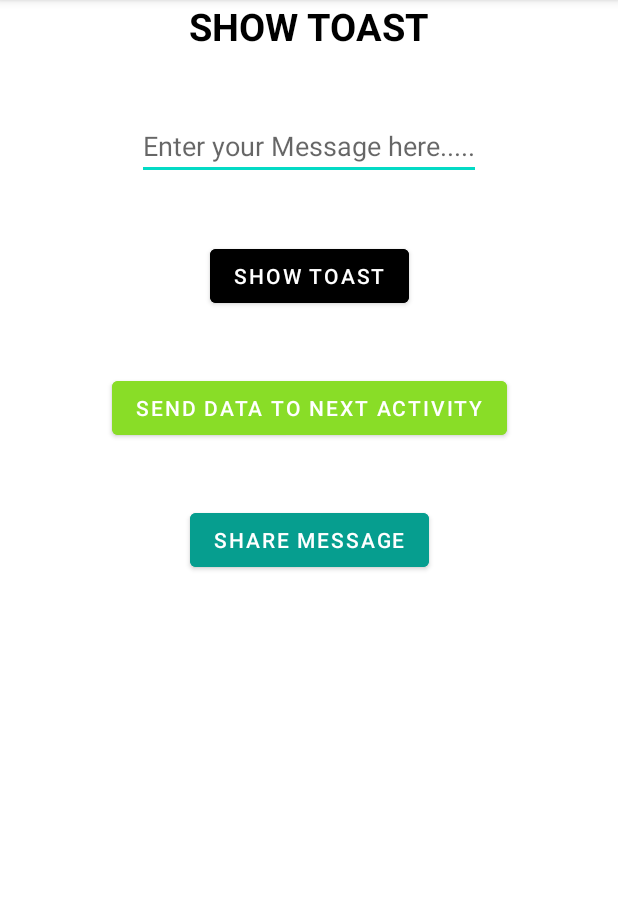
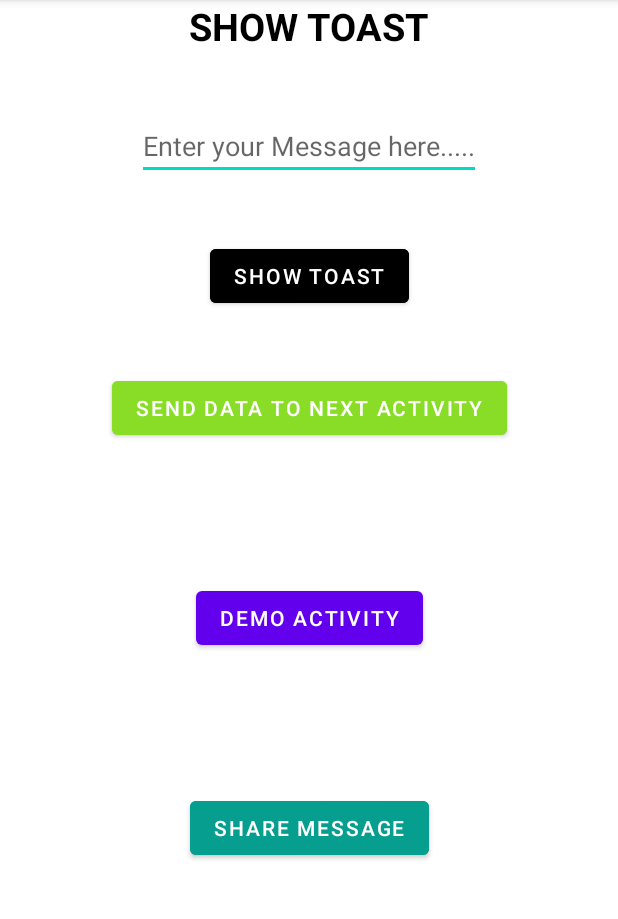
Before and after one commit to hrushikeshpatil61/GitProject, an Android app: the screen it shows after launch (MainActivity), on a phone screen of 412 x 824 dp, the part 84-1003 px from its top. Run offline under Robolectric (Android 15) with nearby library versions, the phone set to English and light mode, and no system bars.

Commit message:
Recycler_view Implemented

```diff
--- a/app/src/main/AndroidManifest.xml
+++ b/app/src/main/AndroidManifest.xml
@@ -19,6 +19,7 @@
             </intent-filter>
         </activity>
         <activity android:name=".SecondActivity"/>
+        <activity android:name=".Recycler_viewActivity"/>
     </application>
 
 </manifest>
--- a/app/src/main/java/com/hypatil/newproject/MainActivity.kt
+++ b/app/src/main/java/com/hypatil/newproject/MainActivity.kt
@@ -28,6 +28,10 @@ class MainActivity : AppCompatActivity() {
             intent.type = "text/plain"
             startActivity(Intent.createChooser(intent,"Share to"))
         }
+        btnshowactivity.setOnClickListener {
+            val intent=Intent(this,Recycler_viewActivity::class.java)
+            startActivity(intent)
+        }
 
     }
 }
--- a/app/src/main/res/layout/activity_main.xml
+++ b/app/src/main/res/layout/activity_main.xml
@@ -10,15 +10,14 @@
         android:id="@+id/tvtitle"
         android:layout_width="wrap_content"
         android:layout_height="wrap_content"
+        android:fontFamily="sans-serif"
         android:text="SHOW TOAST"
+        android:textColor="@color/black"
+        android:textSize="25sp"
+        android:textStyle="bold"
         app:layout_constraintEnd_toEndOf="parent"
         app:layout_constraintStart_toStartOf="parent"
-        tools:layout_editor_absoluteY="148dp"
-        android:textSize="25sp"
-        android:textStyle="bold"
-        android:textColor="@color/black"
-        android:fontFamily="sans-serif"
-        />
+        app:layout_constraintTop_toTopOf="parent" />
     <EditText
         android:id="@+id/etUserMessage"
         android:layout_width="wrap_content"
@@ -53,17 +52,28 @@
         android:backgroundTint="#89DD27"
 
         />
+
     <Button
         android:id="@+id/btnshare"
         android:layout_width="wrap_content"
         android:layout_height="wrap_content"
+        android:layout_marginTop="40dp"
+        android:backgroundTint="#069E8F"
         android:text="Share Message"
-        app:layout_constraintTop_toBottomOf="@id/btnsenddata"
+        app:layout_constraintBottom_toBottomOf="parent"
         app:layout_constraintEnd_toEndOf="parent"
         app:layout_constraintStart_toStartOf="parent"
-        android:layout_marginTop="40dp"
-        android:backgroundTint="#069E8F"
-        />
+        app:layout_constraintTop_toBottomOf="@id/btnsenddata" />
+
+    <Button
+        android:id="@+id/btnshowactivity"
+        android:layout_width="wrap_content"
+        android:layout_height="wrap_content"
+        android:text="Demo Activity"
+        app:layout_constraintBottom_toTopOf="@+id/btnshare"
+        app:layout_constraintEnd_toEndOf="parent"
+        app:layout_constraintStart_toStartOf="parent"
+        app:layout_constraintTop_toBottomOf="@+id/btnsenddata" />
 
 
 </androidx.constraintlayout.widget.ConstraintLayout>
```
Also changed, not shown: app/src/main/java/com/hypatil/newproject/HobbiesAdapter.kt (added, +35 -0 lines), app/src/main/java/com/hypatil/newproject/Model.kt (added, +22 -0 lines), app/src/main/java/com/hypatil/newproject/Recycler_viewActivity.kt (added, +18 -0 lines), app/src/main/res/layout/list_item.xml (added, +41 -0 lines), app/src/main/res/layout/recyclerview_layout.xml (added, +10 -0 lines).
